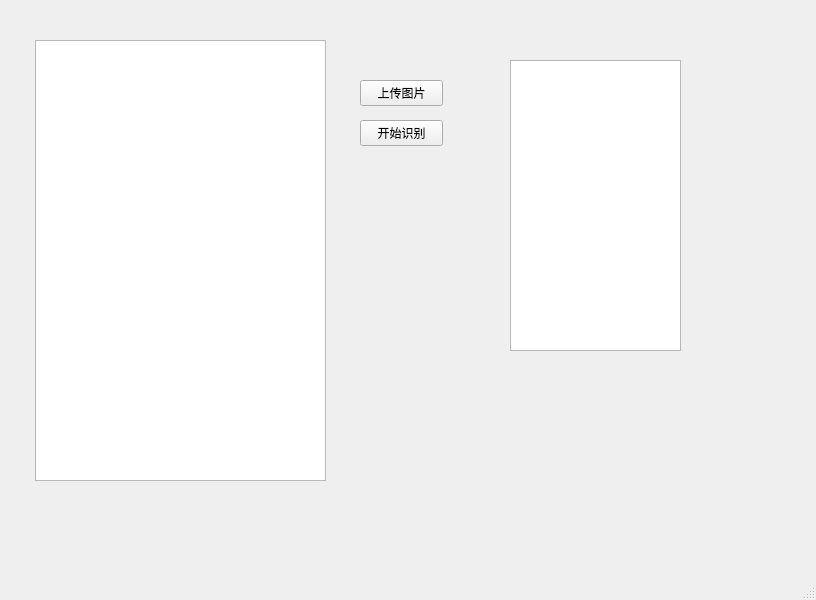
This is src/mainwindow.ui in codeWenWang/YOLODeploy as Qt 5 draws it before an edit. The edited form follows.
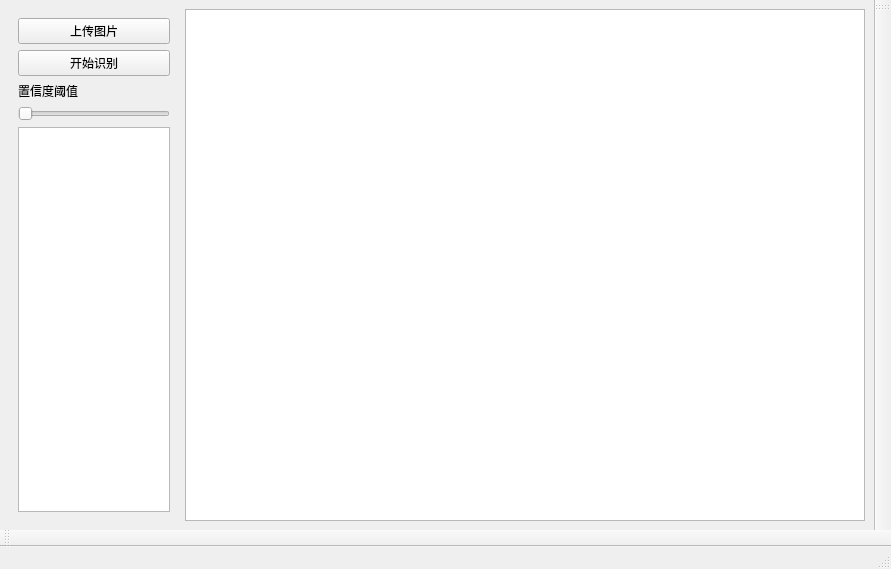
This is the edited form.

Patch:
```diff
--- a/src/mainwindow.ui
+++ b/src/mainwindow.ui
@@ -6,63 +6,60 @@
    <rect>
     <x>0</x>
     <y>0</y>
-    <width>816</width>
-    <height>600</height>
+    <width>891</width>
+    <height>569</height>
    </rect>
   </property>
   <property name="windowTitle">
    <string>MainWindow</string>
   </property>
   <widget class="QWidget" name="centralwidget">
-   <widget class="QGraphicsView" name="graphicsView">
-    <property name="geometry">
-     <rect>
-      <x>35</x>
-      <y>40</y>
-      <width>291</width>
-      <height>441</height>
-     </rect>
-    </property>
-   </widget>
+   <layout class="QHBoxLayout" name="horizontalLayout" stretch="1,4">
+    <item>
+     <widget class="QWidget" name="leftPanel" native="true">
+      <layout class="QVBoxLayout" name="verticalLayout_2">
+       <item>
+        <layout class="QVBoxLayout" name="verticalLayout">
+         <item>
    <widget class="QPushButton" name="btnUpload">
-    <property name="geometry">
-     <rect>
-      <x>360</x>
-      <y>80</y>
-      <width>83</width>
-      <height>26</height>
-     </rect>
-    </property>
     <property name="text">
      <string>上传图片</string>
     </property>
    </widget>
+         </item>
+         <item>
    <widget class="QPushButton" name="btnDetect">
-    <property name="geometry">
-     <rect>
-      <x>360</x>
-      <y>120</y>
-      <width>83</width>
-      <height>26</height>
-     </rect>
-    </property>
     <property name="text">
      <string>开始识别</string>
     </property>
    </widget>
-   <widget class="QTextEdit" name="textEditInfo">
-    <property name="geometry">
-     <rect>
-      <x>510</x>
-      <y>60</y>
-      <width>171</width>
-      <height>291</height>
-     </rect>
-    </property>
-    <property name="readOnly">
-     <bool>true</bool>
-    </property>
-   </widget>
+         </item>
+         <item>
+          <widget class="QLabel" name="label">
+           <property name="text">
+            <string>置信度阈值</string>
+           </property>
+          </widget>
+         </item>
+         <item>
+          <widget class="QSlider" name="sliderConf">
+           <property name="orientation">
+            <enum>Qt::Orientation::Horizontal</enum>
+           </property>
+          </widget>
+         </item>
+         <item>
+          <widget class="QTextEdit" name="textEditInfo"/>
+         </item>
+        </layout>
+       </item>
+      </layout>
+     </widget>
+    </item>
+    <item>
+     <widget class="QGraphicsView" name="graphicsView"/>
+    </item>
+   </layout>
   </widget>
   <widget class="QMenuBar" name="menubar">
    <property name="geometry">
@@ -75,6 +72,28 @@
    </property>
   </widget>
   <widget class="QStatusBar" name="statusbar"/>
+  <widget class="QToolBar" name="toolBar">
+   <property name="windowTitle">
+    <string>toolBar</string>
+   </property>
+   <attribute name="toolBarArea">
+    <enum>BottomToolBarArea</enum>
+   </attribute>
+   <attribute name="toolBarBreak">
+    <bool>false</bool>
+   </attribute>
+  </widget>
+  <widget class="QToolBar" name="toolBar_2">
+   <property name="windowTitle">
+    <string>toolBar_2</string>
+   </property>
+   <attribute name="toolBarArea">
+    <enum>RightToolBarArea</enum>
+   </attribute>
+   <attribute name="toolBarBreak">
+    <bool>false</bool>
+   </attribute>
+  </widget>
  </widget>
  <resources/>
  <connections/>
```
Left out of the diff: 2 changed lines with no effect on the pictures. Lines whose indentation alone changed are shown as unchanged.
